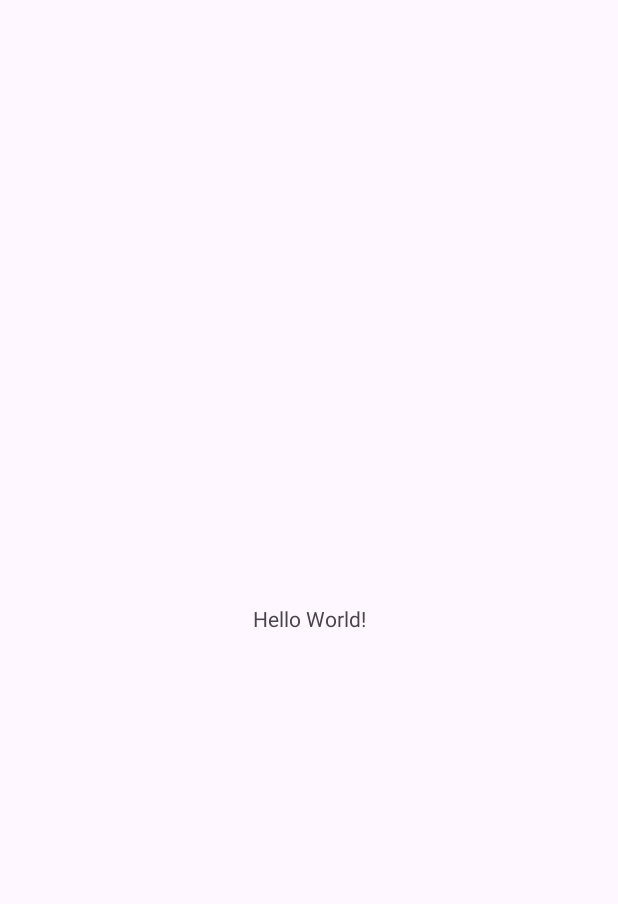
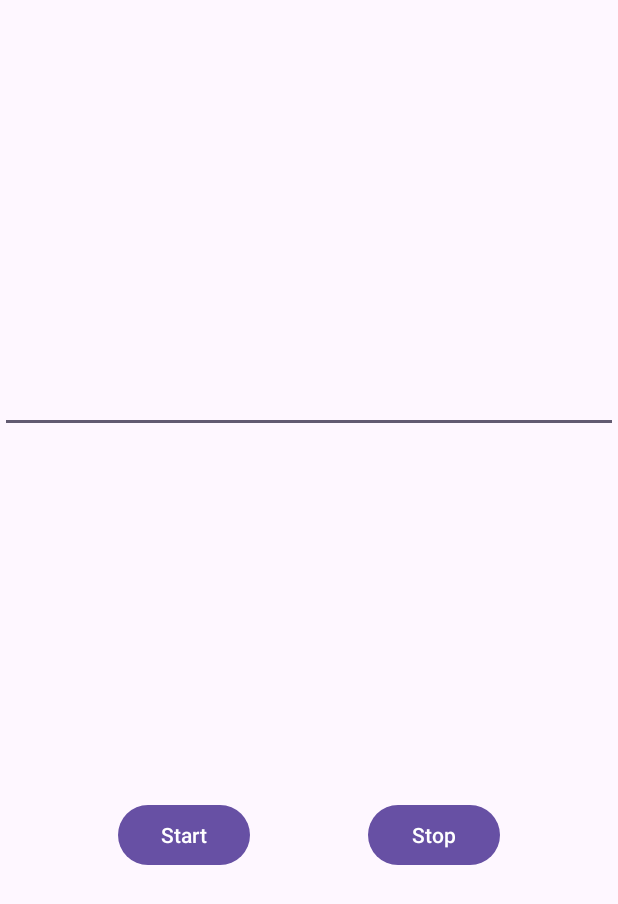
Before and after one commit to yymin1022/Android_Camera2RTSP, an Android app: the screen it shows after launch (MainActivity), on a phone screen of 412 x 824 dp. Before the commit the part shown is almost empty. Shown: the top 904 px of the screen. Run offline under Robolectric (Android 15) with nearby library versions, the phone set to English and light mode, and no system bars.

Commit message:
Update Main Layout : Added Widgets

```diff
--- a/app/src/main/res/layout/activity_main.xml
+++ b/app/src/main/res/layout/activity_main.xml
@@ -7,13 +7,33 @@
     android:layout_height="match_parent"
     tools:context=".MainActivity">
 
-    <TextView
-        android:layout_width="wrap_content"
+    <EditText
+        android:layout_width="match_parent"
         android:layout_height="wrap_content"
-        android:text="Hello World!"
-        app:layout_constraintBottom_toBottomOf="parent"
+        android:id="@+id/main_input_server"
+        app:layout_constraintBottom_toTopOf="@id/main_btn_start"
         app:layout_constraintEnd_toEndOf="parent"
         app:layout_constraintStart_toStartOf="parent"
         app:layout_constraintTop_toTopOf="parent" />
 
+    <Button
+        android:layout_width="wrap_content"
+        android:layout_height="wrap_content"
+        android:text="Start"
+        android:id="@+id/main_btn_start"
+        app:layout_constraintBottom_toBottomOf="parent"
+        app:layout_constraintEnd_toStartOf="@id/main_btn_stop"
+        app:layout_constraintStart_toStartOf="parent"
+        app:layout_constraintTop_toBottomOf="@id/main_input_server" />
+
+    <Button
+        android:layout_width="wrap_content"
+        android:layout_height="wrap_content"
+        android:text="Stop"
+        android:id="@+id/main_btn_stop"
+        app:layout_constraintBottom_toBottomOf="parent"
+        app:layout_constraintEnd_toEndOf="parent"
+        app:layout_constraintStart_toEndOf="@id/main_btn_start"
+        app:layout_constraintTop_toBottomOf="@id/main_input_server" />
+
 </androidx.constraintlayout.widget.ConstraintLayout>
```
